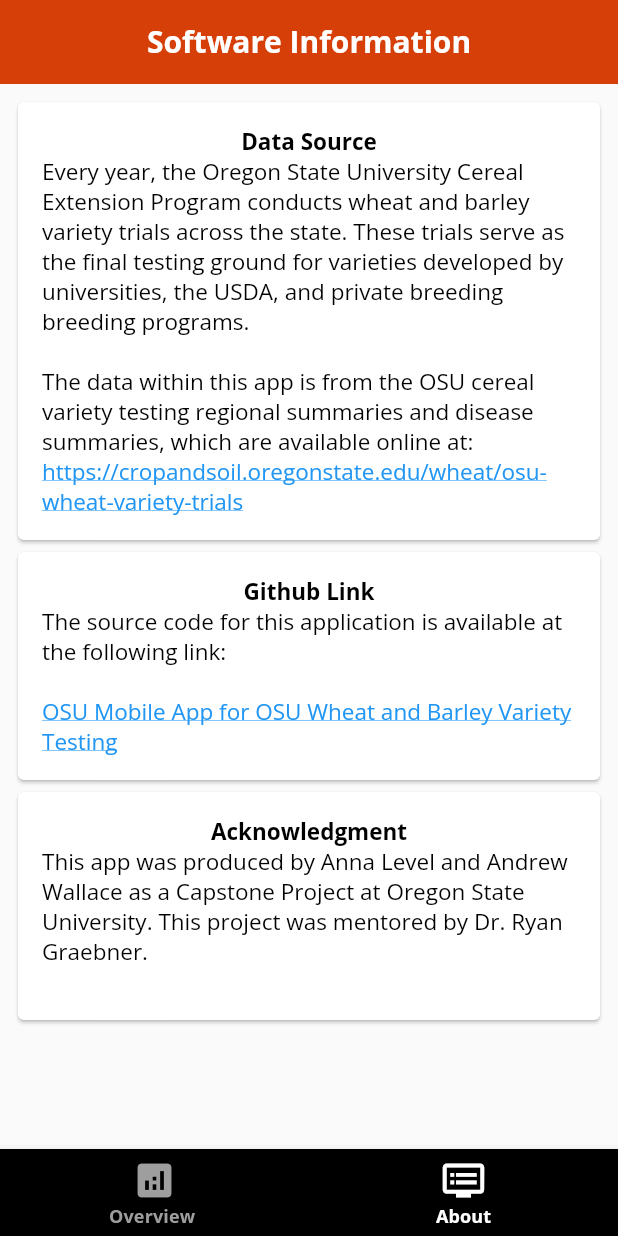
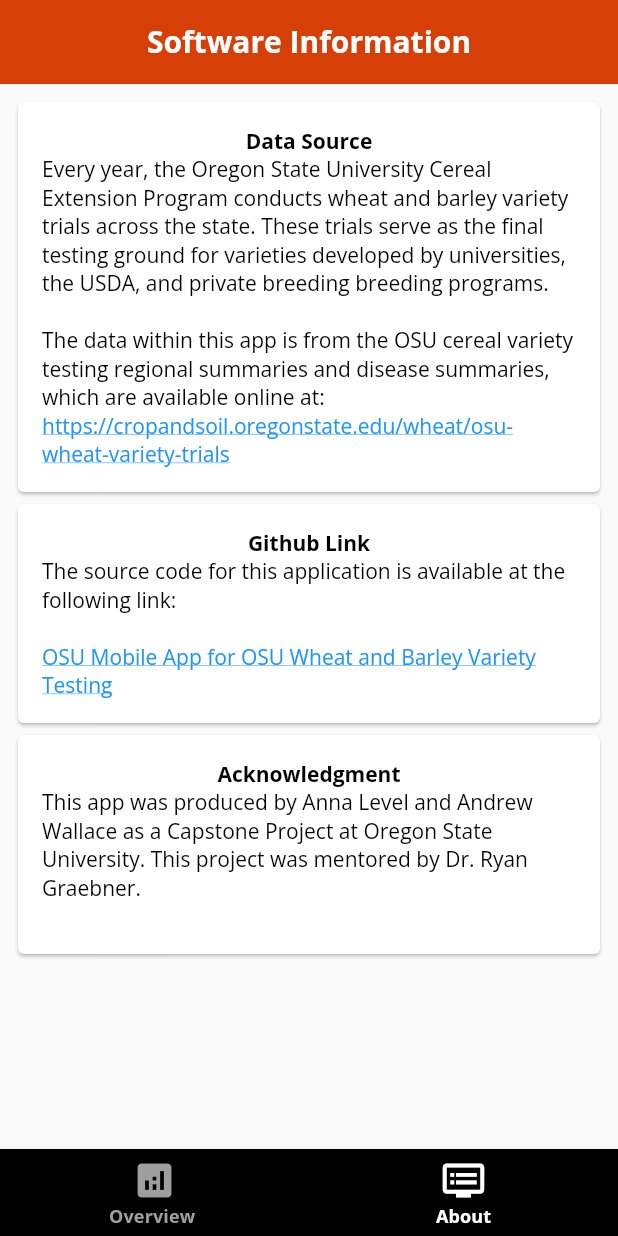
Before and after one commit to ryan-graebner/variety-testing-app, a Flutter app: the screen it shows after launch, item 2 of the bottom bar chosen, on a phone screen of 412 x 824 dp. Run offline on Flutter 3.47's test engine with Material 3 defaults, Android fonts, the phone set to English and light mode, and no system bars; our stand-ins replace data_table_2, shared_preferences; network calls fail.

Commit message:
Some more UI refinements and bug fixes

```diff
--- a/lib/models/data_set.dart
+++ b/lib/models/data_set.dart
@@ -30,7 +30,7 @@
     return {
       'order': order,
       'name': name,
-      'traits': traits.map((t) => toJson()).toList(),
+      'traits': traits.map((t) => t.toJson()).toList(),
       'observations': observations.map((o) => o.toJson()).toList(),
     };
   }
--- a/lib/models/observation.dart
+++ b/lib/models/observation.dart
@@ -15,7 +15,7 @@
   Map<String, dynamic> toJson() {
     return {
       'order': order,
-      'traitOrdersAndValues': traitOrdersAndValues.map((k, v) => MapEntry(k, v)),
+      'traitOrdersAndValues': traitOrdersAndValues.map((k, v) => MapEntry(k.toString(), v)),
     };
   }
 }
--- a/lib/utilities/ui_config.dart
+++ b/lib/utilities/ui_config.dart
@@ -8,6 +8,9 @@
   static final appTheme = ThemeData(
     primaryColor: UIConfig.primaryOrange,
     dividerTheme: const DividerThemeData(color: dividerGrey),
+    progressIndicatorTheme: const ProgressIndicatorThemeData(
+      color: UIConfig.primaryOrange,
+    ),
     textTheme: textTheme,
     useMaterial3: false,
   );
@@ -29,12 +32,12 @@
           color: Color(0xFF000000),
           fontFamily: 'openSans',
           fontWeight: FontWeight.bold,
-          fontSize: 15.0
+          fontSize: 14.0
       ),
       bodyMedium: TextStyle(
         color: Color(0xFF000000),
         fontFamily: 'openSans',
-        fontSize: 15.0,
+        fontSize: 14.0,
       )
   );
 }
--- a/lib/views/components/environment_dropdown_view.dart
+++ b/lib/views/components/environment_dropdown_view.dart
@@ -29,12 +29,16 @@
                   menuStyle: MenuStyle(
                     backgroundColor: MaterialStateProperty.resolveWith<Color?>((
                         Set<MaterialState> states) => Colors.white,),
+                    visualDensity: VisualDensity.compact,
                   ),
                   initialSelection: state.dropdownValues.firstOrNull,
                   inputDecorationTheme: const InputDecorationTheme(
+                    constraints: BoxConstraints(maxHeight: 40.0),
+                    contentPadding: EdgeInsets.only(left: 8.0),
                     border: OutlineInputBorder(),
                     filled: true,
                     fillColor: Colors.white,
+                    isDense: true,
                   ),
                   expandedInsets: EdgeInsets.zero,
                   dropdownMenuEntries: state.dropdownValues.map<DropdownMenuEntry<String>>((String value) {
--- a/lib/views/components/traits_filter_view.dart
+++ b/lib/views/components/traits_filter_view.dart
@@ -61,6 +61,7 @@
                             child: Row(
                                 children: [
                                   Checkbox(
+                                    activeColor: UIConfig.primaryOrange,
                                     value: state.currentTraits[index].isChecked,
                                     onChanged: (bool? checked) {
                                       context.read<AppState>().toggleCheckbox(
```
Also changed, not shown: lib/state/data_repository.dart (+10 -3 lines), lib/views/variety_page.dart (+5 -7 lines), 2 other files.
